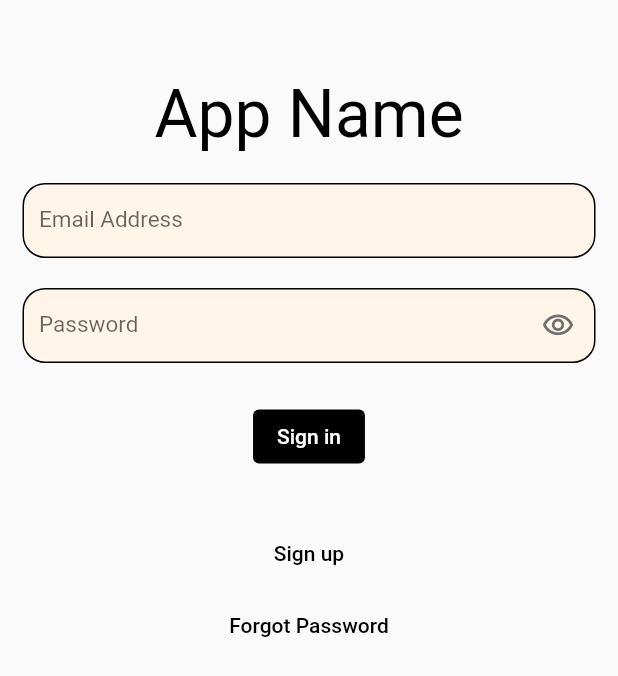
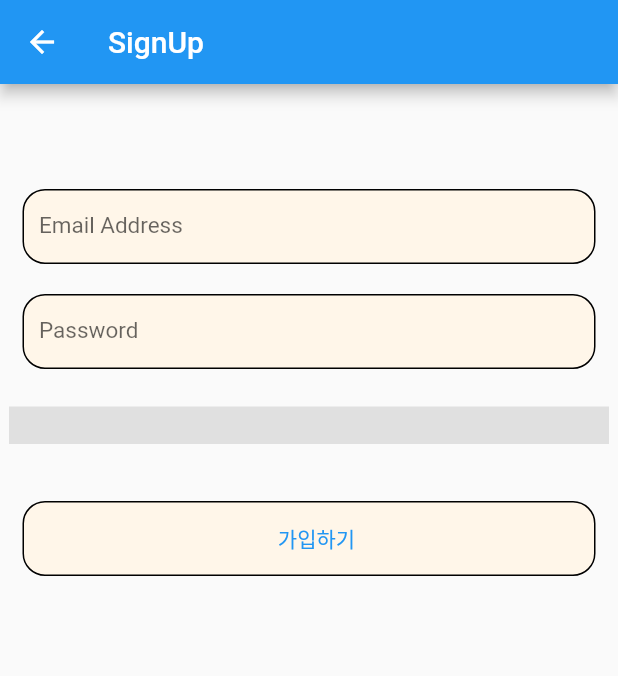
Before and after one commit to DDusy/FlutterApp, a Flutter app: the screen it shows after launch, after a tap on "Sign up", on a phone screen of 412 x 824 dp. Shown: the top 676 px of the screen. Run offline on Flutter 3.47's test engine with Material 2 defaults, Android fonts, the phone set to English and light mode, and no system bars; our stand-ins replace firebase_auth, firebase_core; accounts and stored records are empty.

Commit message:
0524_SignupPage

```diff
--- a/lib/main.dart
+++ b/lib/main.dart
@@ -22,6 +22,7 @@ class MyApp extends StatelessWidget {
   @override
   Widget build(BuildContext context) {
     return MaterialApp(
+      theme: ThemeData(primaryColor: Color.fromARGB(255, 26, 26, 26)),
       home: const LoginPage(),
     );
   }
--- a/lib/pages/login_page.dart
+++ b/lib/pages/login_page.dart
@@ -1,6 +1,7 @@
-import 'dart:html';
+import 'signup_route.dart';
 
 import 'package:flutter/material.dart';
+import 'package:myflutterapp/pages/signup_route.dart';
 
 class LoginPage extends StatelessWidget {
   const LoginPage({Key? key}) : super(key: key);
@@ -54,7 +55,10 @@ class LoginPage extends StatelessWidget {
                 primary: Colors.black,
               ),
               onPressed: () {
-
+                Navigator.push(
+                  context,
+                  MaterialPageRoute(builder: (context)=>const signup_route())
+                );
               },
               child: const Text('Sign up'),
             ),
--- /dev/null
+++ b/lib/pages/signup_route.dart
@@ -0,0 +1,168 @@
+import 'package:flutter/material.dart';
+import 'package:firebase_core/firebase_core.dart';
+import 'package:firebase_auth/firebase_auth.dart';
+
+class signup_route extends StatefulWidget {
+  const signup_route({Key? key}) : super(key: key);
+
+  @override
+  State<signup_route> createState() => _signup_route();
+}
+
+class _signup_route extends State<signup_route> {
+  late String _email = "";
+  late String _password = "";
+  late double _strength = 0;
+  late String _displayText = "";
+
+  RegExp numReg = RegExp(r".*[0-9].*");
+  RegExp letterReg = RegExp(r".*[A-Za-z0-9].*");
+  RegExp speciReg = RegExp(r'.*[!@#$%^&*(),.?":{}|<>].*');
+
+  void _checkPassword(String value) {
+    _password = value.trim();
+
+    if (_password.isEmpty) {
+      setState(() {
+        _strength = 0;
+      });
+    } else if (_password.length < 6) {
+      setState(() {
+        _strength = 0.25;
+        _displayText = 'Your password is too short';
+      });
+    } else if (_password.length < 9) {
+      setState(() {
+        _strength = 0.5;
+        _displayText = 'Your password is acceptable but not strong';
+      });
+    } else {
+      if (!letterReg.hasMatch(_password) ||
+          !numReg.hasMatch(_password) ||
+          !speciReg.hasMatch(_password)) {
+        setState(() {
+          _strength = 0.75;
+          _displayText = 'Your password is strong';
+        });
+      } else {
+        setState(() {
+          _strength = 1;
+          _displayText = 'Your password is great';
+        });
+      }
+    }
+  }
+
+  @override
+  Widget build(BuildContext context) {
+    return Scaffold(
+        appBar: AppBar(
+          title: const Text("SignUp"),
+        ),
+        body: Container(
+            alignment: Alignment.center,
+            padding: const EdgeInsets.only(top: 50),
+            child:
+                Column(mainAxisAlignment: MainAxisAlignment.start, children: [
+              // Email Address
+              Container(
+                padding: const EdgeInsets.only(left: 10),
+                margin: const EdgeInsets.fromLTRB(15, 20, 15, 0),
+                width: double.infinity,
+                height: 50,
+                decoration: BoxDecoration(
+                  color: const Color.fromARGB(255, 255, 246, 233),
+                  border: Border.all(color: Colors.black),
+                  borderRadius: const BorderRadius.all(Radius.circular(15)),
+                ),
+                child: const TextField(
+                  obscureText: false,
+                  decoration: InputDecoration(
+                    labelText: 'Email Address',
+                    enabledBorder: InputBorder.none,
+                    focusedBorder: InputBorder.none,
+                    disabledBorder: InputBorder.none,
+                  ),
+                  style: TextStyle(fontSize: 15),
+                  keyboardType: TextInputType.emailAddress,
+                ),
+              ),
+
+              // Password
+              Container(
+                padding: const EdgeInsets.only(left: 10),
+                margin: const EdgeInsets.fromLTRB(15, 20, 15, 25),
+                width: double.infinity,
+                height: 50,
+                decoration: BoxDecoration(
+                  color: const Color.fromARGB(255, 255, 246, 233),
+                  border: Border.all(color: Colors.black),
+                  borderRadius: const BorderRadius.all(Radius.circular(15)),
+                ),
+                child: TextField(
+                  onChanged: (value) => _checkPassword(value),
+                  obscureText: false,
+                  decoration: const InputDecoration(
+                    labelText: 'Password',
+                    enabledBorder: InputBorder.none,
+                    focusedBorder: InputBorder.none,
+                    disabledBorder: InputBorder.none,
+                  ),
+                  style: const TextStyle(fontSize: 15),
+                  keyboardType: TextInputType.emailAddress,
+                ),
+              ),
+              SizedBox(
+                width: 400,
+                height: 25,
+                child: LinearProgressIndicator(
+                  value: _strength,
+                  backgroundColor: Colors.grey[300],
+                  color: _strength <= 1 / 4
+                      ? Colors.red
+                      : _strength == 2 / 4
+                          ? Colors.yellow
+                          : _strength == 3 / 4
+                              ? Colors.blue
+                              : Colors.green,
+                  minHeight: 20,
+                ),
+              ),
+
+              Text(
+                _displayText,
+                style: const TextStyle(fontSize: 15),
+              ),
+              Container(
+                padding: const EdgeInsets.only(left: 10),
+                margin: const EdgeInsets.fromLTRB(15, 20, 15, 0),
+                width: double.infinity,
+                height: 50,
+                decoration: BoxDecoration(
+                  color: const Color.fromARGB(255, 255, 246, 233),
+                  border: Border.all(color: Colors.black),
+                  borderRadius: const BorderRadius.all(Radius.circular(15)),
+                ),
+                child: TextButton(
+                  onPressed: () {
+                    // // 데이터 확인 없으면 DB추가
+                    // try {
+                    //   UserCredential userCredential = await FirebaseAuth.instance.createUserWithEmailAndPassword(
+                    //           email: email,
+                    //           password: password);
+                    // }
+                    // on FirebaseAuthException catch (e)
+                    // {
+                    //   if('email-already-in-use'==e.code)
+                    //   {
+                    //     print('이메일이 이미 사용되고있습니다.');
+                    //   }
+
+                    // }
+                  },
+                  child: const Text('가입하기'),
+                ),
+              ),
+            ])));
+  }
+}
--- a/pubspec.yaml
+++ b/pubspec.yaml
@@ -35,6 +35,7 @@ dependencies:
   # Use with the CupertinoIcons class for iOS style icons.
   cupertino_icons: ^1.0.2
   firebase_core: ^1.17.0
+  firebase_auth: ^3.3.18
 
 dev_dependencies:
   flutter_test:
```
Also changed, not shown: pubspec.lock.
